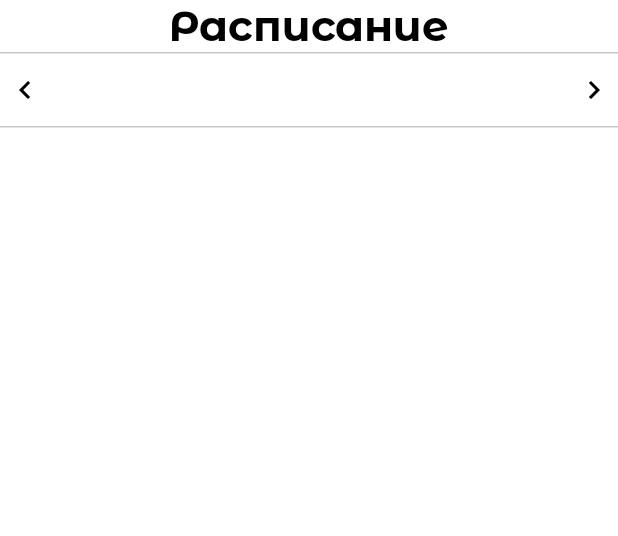
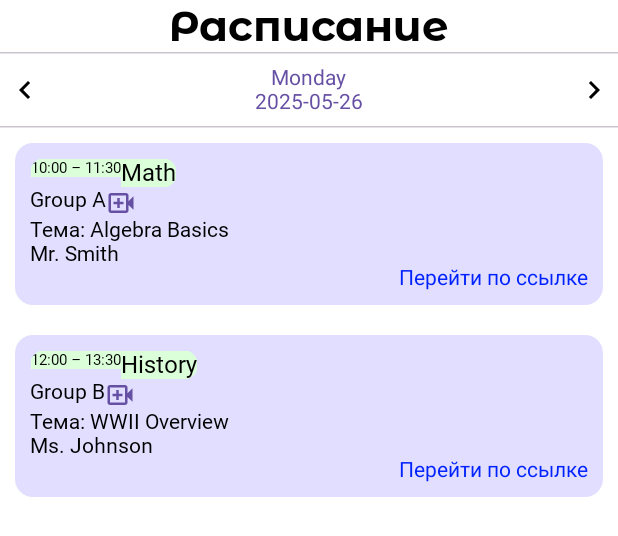
Before and after one commit to Soudagh/crmedumobile, an Android app built with Jetpack Compose: the @Preview function ScheduleScreenPreview, on a phone screen of 412 x 824 dp. Shown: the top 536 px of the screen. Run offline under Robolectric (Android 15) with nearby library versions, the phone set to English and light mode, and no system bars; Roboto replaces fonts that are not available here.

```diff
--- a/app/src/main/java/com/example/crmedumobile/domain/model/ScheduleModel.kt
+++ b/app/src/main/java/com/example/crmedumobile/domain/model/ScheduleModel.kt
@@ -6,5 +6,6 @@ data class ScheduleModel(
     val group: String = "",
     val theme: String = "",
     val teacher: String = "",
-    val link: String = ""
+    val link: String = "",
+    val date: String = ""
 )
--- a/app/src/main/java/com/example/crmedumobile/domain/repository/auth/AuthRepository.kt
+++ b/app/src/main/java/com/example/crmedumobile/domain/repository/auth/AuthRepository.kt
@@ -5,4 +5,8 @@ import com.example.crmedumobile.domain.model.Jwt
 
 interface AuthRepository {
     suspend fun login(auth: Auth): Jwt
+
+    fun isLoggedIn(): Boolean
+
+    fun getRole(): String
 }
--- a/app/src/main/java/com/example/crmedumobile/presentation/navigation/HomeScreenNavigation.kt
+++ b/app/src/main/java/com/example/crmedumobile/presentation/navigation/HomeScreenNavigation.kt
@@ -26,7 +26,7 @@ fun HomeScreenNavigation(modifier: Modifier = Modifier, controller: NavHostContr
             NotificationsScreen()
         }
         composable("schedule") {
-            ScheduleScreen()
+            ScheduleScreen(controller)
         }
         composable("profile") {
             ProfileScreen()
--- a/app/src/main/java/com/example/crmedumobile/presentation/screen/ScheduleScreen.kt
+++ b/app/src/main/java/com/example/crmedumobile/presentation/screen/ScheduleScreen.kt
@@ -28,6 +28,7 @@ import androidx.compose.ui.text.style.TextAlign
 import androidx.compose.ui.tooling.preview.Preview
 import androidx.compose.ui.unit.sp
 import androidx.hilt.navigation.compose.hiltViewModel
+import androidx.navigation.NavHostController
 import com.example.crmedumobile.R
 import com.example.crmedumobile.domain.model.ScheduleModel
 import com.example.crmedumobile.presentation.components.ScheduleItem
@@ -35,14 +36,16 @@ import com.example.crmedumobile.presentation.states.ScheduleUiState
 import com.example.crmedumobile.presentation.theme.BoldMontserrat36
 import com.example.crmedumobile.presentation.theme.Purple40
 import com.example.crmedumobile.presentation.viewmodel.ScheduleViewModel
+import java.time.LocalDate
 
 @Composable
 fun ScheduleScreen(
+    controller: NavHostController,
     viewModel: ScheduleViewModel = hiltViewModel()
 ) {
     val scheduleState by viewModel.scheduleState.collectAsState()
     var list by remember { mutableStateOf(listOf<ScheduleModel>()) }
-    var today by remember { mutableStateOf<Pair<String, String>>(Pair("", "")) }
+    var today by remember { mutableStateOf(Pair("", "")) }
 
     LaunchedEffect(Unit) {
         viewModel.loadSchedule()
@@ -51,22 +54,24 @@ fun ScheduleScreen(
     LaunchedEffect(scheduleState) {
         when (val state = scheduleState) {
             is ScheduleUiState.Success -> {
-                list = state.schedule // ✅ берём список из state
-                // Можно здесь установить today = ...
+                list = state.schedule
+                val now = LocalDate.now()
+                val todayLessons = list.filter { LocalDate.parse(it.date) == now }
+                today = Pair(
+                    now.dayOfWeek.name.lowercase().replaceFirstChar(Char::titlecase),
+                    now.toString()
+                )
             }
 
             is ScheduleUiState.Error -> {
-                // Показать ошибку
                 println("Ошибка: ${state.message}")
             }
 
             else -> {}
         }
     }
+
     ScheduleScreenContent(list = list, today = today)
-//    BackHandler {
-//        controller.popBackStack()
-//    }
 }
 
 @Composable
@@ -120,8 +125,30 @@ fun ScheduleScreenContent(
     }
 }
 
-@Preview(showBackground = false)
+@Preview(showBackground = true)
 @Composable
 fun ScheduleScreenPreview() {
-    ScheduleScreen()
+    val dummyLessons = listOf(
+        ScheduleModel(
+            time = "10:00 – 11:30",
+            science = "Math",
+            group = "Group A",
+            theme = "Algebra Basics",
+            teacher = "Mr. Smith",
+            link = "https://zoom.us/lesson/123"
+        ),
+        ScheduleModel(
+            time = "12:00 – 13:30",
+            science = "History",
+            group = "Group B",
+            theme = "WWII Overview",
+            teacher = "Ms. Johnson",
+            link = "https://zoom.us/lesson/456"
+        )
+    )
+
+    ScheduleScreenContent(
+        list = dummyLessons,
+        today = Pair("Monday", "2025-05-26")
+    )
 }
--- a/app/src/main/java/com/example/crmedumobile/presentation/states/UserUiState.kt
+++ b/app/src/main/java/com/example/crmedumobile/presentation/state/UserUiState.kt
@@ -1,4 +1,4 @@
-package com.example.crmedumobile.presentation.states
+package com.example.crmedumobile.presentation.state
 
 import com.example.crmedumobile.domain.model.User
 
--- a/app/src/main/java/com/example/crmedumobile/presentation/viewmodel/ScheduleViewModel.kt
+++ b/app/src/main/java/com/example/crmedumobile/presentation/viewmodel/ScheduleViewModel.kt
@@ -32,7 +32,8 @@ class ScheduleViewModel @Inject constructor(
                         group = lesson.program.name,
                         theme = lesson.notes,
                         teacher = "${lesson.tutor.user.surname} ${lesson.tutor.user.name}",
-                        link = lesson.link
+                        link = lesson.link,
+                        date = lesson.date.toString()
                     )
                 }
 
--- a/app/src/main/java/com/example/crmedumobile/presentation/viewmodel/UserViewModel.kt
+++ b/app/src/main/java/com/example/crmedumobile/presentation/viewmodel/UserViewModel.kt
@@ -4,7 +4,7 @@ import androidx.lifecycle.ViewModel
 import androidx.lifecycle.viewModelScope
 import com.example.crmedumobile.domain.usecase.ChangeNotifyModeUseCase
 import com.example.crmedumobile.domain.usecase.GetProfileUseCase
-import com.example.crmedumobile.presentation.states.UserUiState
+import com.example.crmedumobile.presentation.state.UserUiState
 import dagger.hilt.android.lifecycle.HiltViewModel
 import kotlinx.coroutines.flow.MutableStateFlow
 import kotlinx.coroutines.flow.StateFlow
```
Also changed, not shown: app/src/main/java/com/example/crmedumobile/data/network/repository/AuthRepositoryImpl.kt (+25 -1 lines), app/src/main/java/com/example/crmedumobile/presentation/navigation/RootNavGraph.kt (+41 -6 lines), app/src/main/java/com/example/crmedumobile/presentation/navigation/StudentNavGraph.kt (added, +41 -0 lines), app/src/main/java/com/example/crmedumobile/presentation/navigation/TutorNavGraph.kt (added, +14 -0 lines), app/src/main/java/com/example/crmedumobile/presentation/screen/HomeScreen.kt (deleted, +0 -25 lines), app/src/main/java/com/example/crmedumobile/presentation/screen/HomeScreenStudent.kt (added, +31 -0 lines), app/src/main/java/com/example/crmedumobile/presentation/viewmodel/SplashViewModel.kt (added, +34 -0 lines).
